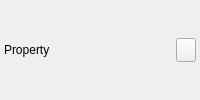
daonvshu/qt-animated-widgets, file styleeditor/panels/stylepropertyrow.ui: the form before one commit.
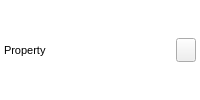
The form after the commit. Icons and pictures are not drawn. Custom widgets are drawn as their Qt base class.

Commit message: feat: isolate editor previews and refine themed popups

Diff of the .ui file:
```diff
--- a/styleeditor/panels/stylepropertyrow.ui
+++ b/styleeditor/panels/stylepropertyrow.ui
@@ -4,17 +4,17 @@
  <widget class="QWidget" name="StylePropertyRow">
   <property name="editorControl" stdset="0"><bool>true</bool></property>
   <property name="styleSheet">
-   <string notr="true">QWidget#StylePropertyRow[editorControl=&quot;true&quot;] {
+   <string notr="true">QWidget#StylePropertyRow {
     background: transparent;
 }
 
-#StylePropertyRow[editorControl=&quot;true&quot;] QLabel#nameLabel[editorControl=&quot;true&quot;] {
+#StylePropertyRow QLabel#nameLabel {
     font-size: 11px;
     background: transparent;
 }
 
-#StylePropertyRow[editorControl=&quot;true&quot;] animatedwidgets--LineEdit[compactPropertyEditor=&quot;true&quot;][editorControl=&quot;true&quot;],
-#StylePropertyRow[editorControl=&quot;true&quot;] animatedwidgets--ComboBox[compactPropertyEditor=&quot;true&quot;][editorControl=&quot;true&quot;] {
+#StylePropertyRow animatedwidgets--LineEdit[compactPropertyEditor=&quot;true&quot;],
+#StylePropertyRow animatedwidgets--ComboBox[compactPropertyEditor=&quot;true&quot;] {
     min-height: 22px;
     max-height: 24px;
     min-width: 0px;
@@ -23,13 +23,13 @@
     qproperty-contentPadding: 5;
 }
 
-#StylePropertyRow[editorControl=&quot;true&quot;] animatedwidgets--LineEdit[compactPropertyEditor=&quot;true&quot;][editorControl=&quot;true&quot;] {
+#StylePropertyRow animatedwidgets--LineEdit[compactPropertyEditor=&quot;true&quot;] {
     background: transparent;
     border: none;
     qproperty-borderVisible: true;
 }
 
-#StylePropertyRow[editorControl=&quot;true&quot;] animatedwidgets--SpinBox[compactPropertyEditor=&quot;true&quot;][editorControl=&quot;true&quot;] {
+#StylePropertyRow animatedwidgets--SpinBox[compactPropertyEditor=&quot;true&quot;] {
     min-height: 22px;
     max-height: 24px;
     min-width: 0px;
@@ -39,14 +39,14 @@
     qproperty-borderVisible: true;
 }
 
-#StylePropertyRow[editorControl=&quot;true&quot;] animatedwidgets--BorderedButton#iconResourceButton[editorControl=&quot;true&quot;] {
+#StylePropertyRow animatedwidgets--BorderedButton#iconResourceButton {
     font-size: 11px;
     qproperty-contentHorizontalPadding: 5;
     qproperty-contentVerticalPadding: 0;
     qproperty-cornerRadius: 4;
 }
 
-#StylePropertyRow[editorControl=&quot;true&quot;] animatedwidgets--BorderedButton#colorSwatch[editorControl=&quot;true&quot;] {
+#StylePropertyRow animatedwidgets--BorderedButton#colorSwatch {
     font-size: 10px;
     qproperty-borderWidth: 1;
     qproperty-cornerRadius: 4;
@@ -54,7 +54,7 @@
     qproperty-contentVerticalPadding: 0;
 }
 
-#StylePropertyRow[editorControl=&quot;true&quot;] animatedwidgets--HoverIconButton#resetButton[editorControl=&quot;true&quot;] {
+#StylePropertyRow animatedwidgets--HoverIconButton#resetButton {
     qproperty-animateContentColor: true;
     qproperty-iconHint: true;
     qproperty-cornerRadius: 4;
```
Left out of the diff: 4 changed lines with no effect on the pictures. The commit also changes 64 other files.
